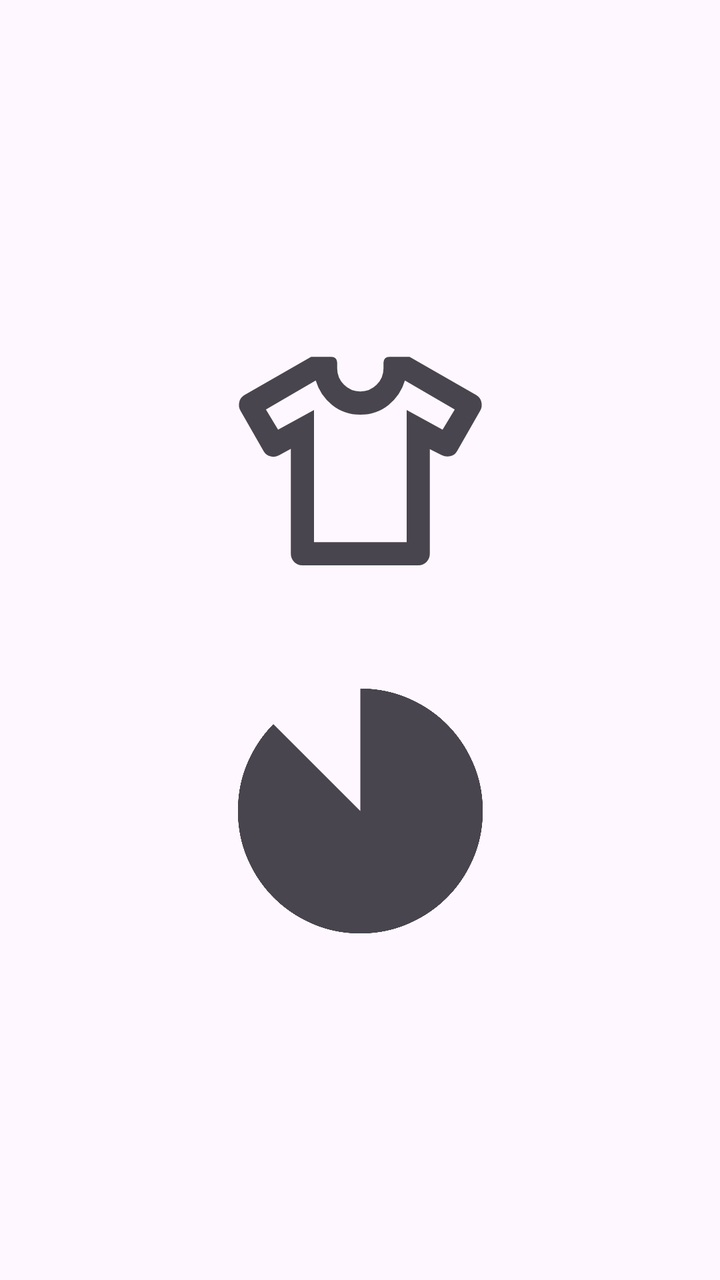
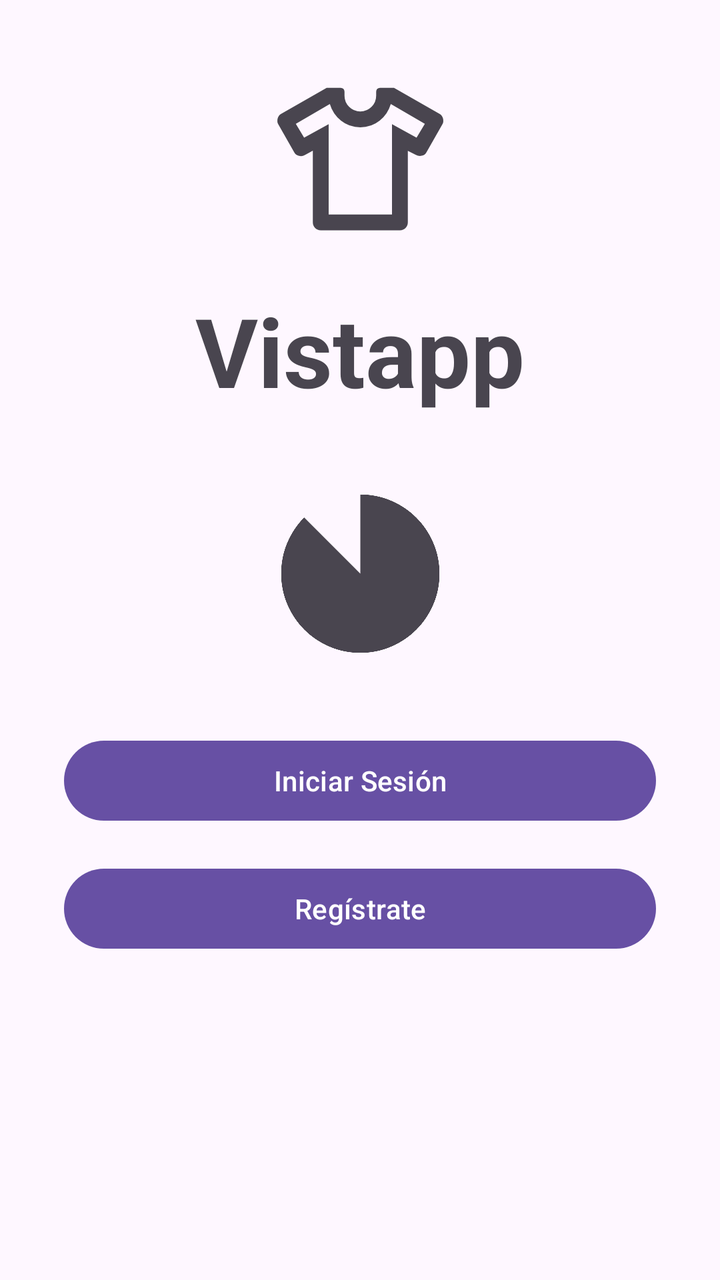

Two renders of the same Android screen: before a commit and after it. Below are the layout's source before the change and the commit's diff.
<!-- AndroidManifest.xml: application theme Theme.Tarea_1__PMyDM -->
<!-- res/layout/activity_splash.xml -->
<?xml version="1.0" encoding="utf-8"?>
<androidx.constraintlayout.widget.ConstraintLayout xmlns:android="http://schemas.android.com/apk/res/android"
    xmlns:app="http://schemas.android.com/apk/res-auto"
    android:layout_width="match_parent"
    android:layout_height="match_parent">

    <ImageView
        android:id="@+id/splash_image_logo"
        android:layout_width="168dp"
        android:layout_height="139dp"
        android:contentDescription="@string/logo"
        app:layout_constraintBottom_toTopOf="@+id/splash_image_loading"
        app:layout_constraintEnd_toEndOf="parent"
        app:layout_constraintStart_toStartOf="parent"
        app:layout_constraintTop_toTopOf="parent"
        app:layout_constraintVertical_chainStyle="packed"
        app:srcCompat="@drawable/apparel_24px" />

    <ImageView
        android:id="@+id/splash_image_loading"
        android:layout_width="147dp"
        android:layout_height="147dp"
        android:layout_marginTop="32dp"
        android:contentDescription="@string/icono_cargando"
        app:layout_constraintBottom_toBottomOf="parent"
        app:layout_constraintEnd_toEndOf="parent"
        app:layout_constraintStart_toStartOf="parent"
        app:layout_constraintTop_toBottomOf="@+id/splash_image_logo"
        app:srcCompat="@drawable/incomplete_circle_24px" />

</androidx.constraintlayout.widget.ConstraintLayout>
<!-- resources referenced by this layout -->
<resources>
  <!-- drawable apparel_24px (drawable) -->
  <vector xmlns:android="http://schemas.android.com/apk/res/android"
      android:width="24dp"
      android:height="24dp"
      android:viewportWidth="960"
      android:viewportHeight="960"
      android:tint="?attr/colorControlNormal">
    <path
        android:fillColor="@android:color/white"
        android:pathData="M240,438L200,460Q186,468 170,464Q154,460 146,446L66,306Q58,292 62,276Q66,260 80,252L310,120L380,120Q389,120 394.5,125.5Q400,131 400,140L400,160Q400,193 423.5,216.5Q447,240 480,240Q513,240 536.5,216.5Q560,193 560,160L560,140Q560,131 565.5,125.5Q571,120 580,120L650,120L880,252Q894,260 898,276Q902,292 894,306L814,446Q806,460 790.5,463.5Q775,467 760,459L720,439L720,800Q720,817 708.5,828.5Q697,840 680,840L280,840Q263,840 251.5,828.5Q240,817 240,800L240,438ZM320,304L320,760L640,760L640,304L764,372L806,302L634,202L634,202Q619,253 577.5,286.5Q536,320 480,320Q424,320 382.5,286.5Q341,253 326,202L326,202L154,302L196,372L320,304ZM480,481L480,481L480,481L480,481L480,481Q480,481 480,481Q480,481 480,481Q480,481 480,481Q480,481 480,481L480,481L480,481L480,481L480,481L480,481L480,481Z"/>
  </vector>
  <!-- drawable incomplete_circle_24px (drawable) -->
  <vector xmlns:android="http://schemas.android.com/apk/res/android"
      android:width="24dp"
      android:height="24dp"
      android:viewportWidth="960"
      android:viewportHeight="960"
      android:tint="?attr/colorControlNormal">
    <path
        android:fillColor="@android:color/white"
        android:pathData="M480,880Q397,880 324,848.5Q251,817 197,763Q143,709 111.5,636Q80,563 80,480Q80,396 111,323.5Q142,251 196,196L480,480L480,80Q563,80 636,111.5Q709,143 763,197Q817,251 848.5,324Q880,397 880,480Q880,563 848.5,636Q817,709 763,763Q709,817 636,848.5Q563,880 480,880Z"/>
  </vector>
  <string name="icono_cargando">icono_cargando</string>
  <string name="logo">logo</string>
  <style name="Theme.Tarea_1__PMyDM" parent="Base.Theme.Tarea_1__PMyDM" />
  <style name="Base.Theme.Tarea_1__PMyDM" parent="Theme.Material3.DayNight.NoActionBar">
          
          
      </style>
</resources>

<!-- the commit's change to res/layout/activity_splash.xml (unified diff, before → after) -->
@@ -1,31 +1,68 @@
 <?xml version="1.0" encoding="utf-8"?>
 <androidx.constraintlayout.widget.ConstraintLayout xmlns:android="http://schemas.android.com/apk/res/android"
     xmlns:app="http://schemas.android.com/apk/res-auto"
+    xmlns:tools="http://schemas.android.com/tools"
+    android:id="@+id/main"
     android:layout_width="match_parent"
-    android:layout_height="match_parent">
+    android:layout_height="match_parent"
+    tools:context=".MainActivity">
 
     <ImageView
         android:id="@+id/splash_image_logo"
-        android:layout_width="168dp"
-        android:layout_height="139dp"
+        android:layout_width="121dp"
+        android:layout_height="95dp"
+        android:layout_marginTop="32dp"
         android:contentDescription="@string/logo"
-        app:layout_constraintBottom_toTopOf="@+id/splash_image_loading"
         app:layout_constraintEnd_toEndOf="parent"
         app:layout_constraintStart_toStartOf="parent"
         app:layout_constraintTop_toTopOf="parent"
-        app:layout_constraintVertical_chainStyle="packed"
         app:srcCompat="@drawable/apparel_24px" />
+
+    <TextView
+        android:id="@+id/text_vistapp"
+        android:layout_width="wrap_content"
+        android:layout_height="wrap_content"
+        android:layout_marginTop="16dp"
+        android:text="@string/vistapp"
+        android:textSize="48sp"
+        android:textStyle="bold"
+        app:layout_constraintEnd_toEndOf="parent"
+        app:layout_constraintStart_toStartOf="parent"
+        app:layout_constraintTop_toBottomOf="@id/splash_image_logo" />
 
     <ImageView
         android:id="@+id/splash_image_loading"
-        android:layout_width="147dp"
-        android:layout_height="147dp"
+        android:layout_width="121dp"
+        android:layout_height="95dp"
         android:layout_marginTop="32dp"
         android:contentDescription="@string/icono_cargando"
-        app:layout_constraintBottom_toBottomOf="parent"
         app:layout_constraintEnd_toEndOf="parent"
         app:layout_constraintStart_toStartOf="parent"
-        app:layout_constraintTop_toBottomOf="@+id/splash_image_logo"
+        app:layout_constraintTop_toBottomOf="@id/text_vistapp"
         app:srcCompat="@drawable/incomplete_circle_24px" />
 
+    <Button
+        android:id="@+id/splash_btn_login"
+        android:layout_width="0dp"
+        android:layout_height="wrap_content"
+        android:layout_marginStart="32dp"
+        android:layout_marginTop="32dp"
+        android:layout_marginEnd="32dp"
+        android:text="@string/iniciar_sesion"
+        app:layout_constraintEnd_toEndOf="parent"
+        app:layout_constraintStart_toStartOf="parent"
+        app:layout_constraintTop_toBottomOf="@id/splash_image_loading" />
+
+    <Button
+        android:id="@+id/splash_btn_register"
+        android:layout_width="0dp"
+        android:layout_height="wrap_content"
+        android:layout_marginStart="32dp"
+        android:layout_marginTop="16dp"
+        android:layout_marginEnd="32dp"
+        android:text="@string/registrate"
+        app:layout_constraintEnd_toEndOf="parent"
+        app:layout_constraintStart_toStartOf="parent"
+        app:layout_constraintTop_toBottomOf="@id/splash_btn_login" />
+
 </androidx.constraintlayout.widget.ConstraintLayout>
<!-- resource entries referenced after the edit -->
@@ -22,8 +22,11 @@
         android:fillColor="@android:color/white"
         android:pathData="M480,880Q397,880 324,848.5Q251,817 197,763Q143,709 111.5,636Q80,563 80,480Q80,396 111,323.5Q142,251 196,196L480,480L480,80Q563,80 636,111.5Q709,143 763,197Q817,251 848.5,324Q880,397 880,480Q880,563 848.5,636Q817,709 763,763Q709,817 636,848.5Q563,880 480,880Z"/>
   </vector>
-  <string name="icono_cargando">icono_cargando</string>
-  <string name="logo">logo</string>
+  <string name="icono_cargando">Icono de carga</string>
+  <string name="iniciar_sesion">Iniciar Sesión</string>
+  <string name="logo">Logo</string>
+  <string name="registrate">Regístrate</string>
+  <string name="vistapp">Vistapp</string>
   <style name="Theme.Tarea_1__PMyDM" parent="Base.Theme.Tarea_1__PMyDM" />
   <style name="Base.Theme.Tarea_1__PMyDM" parent="Theme.Material3.DayNight.NoActionBar">
           
